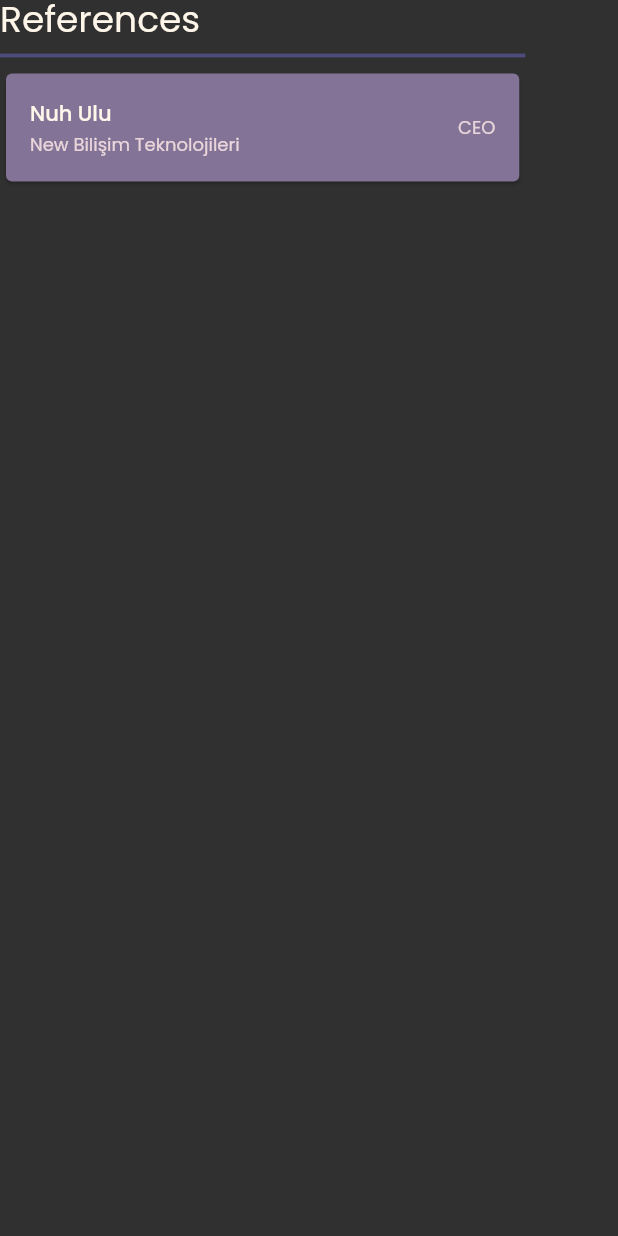
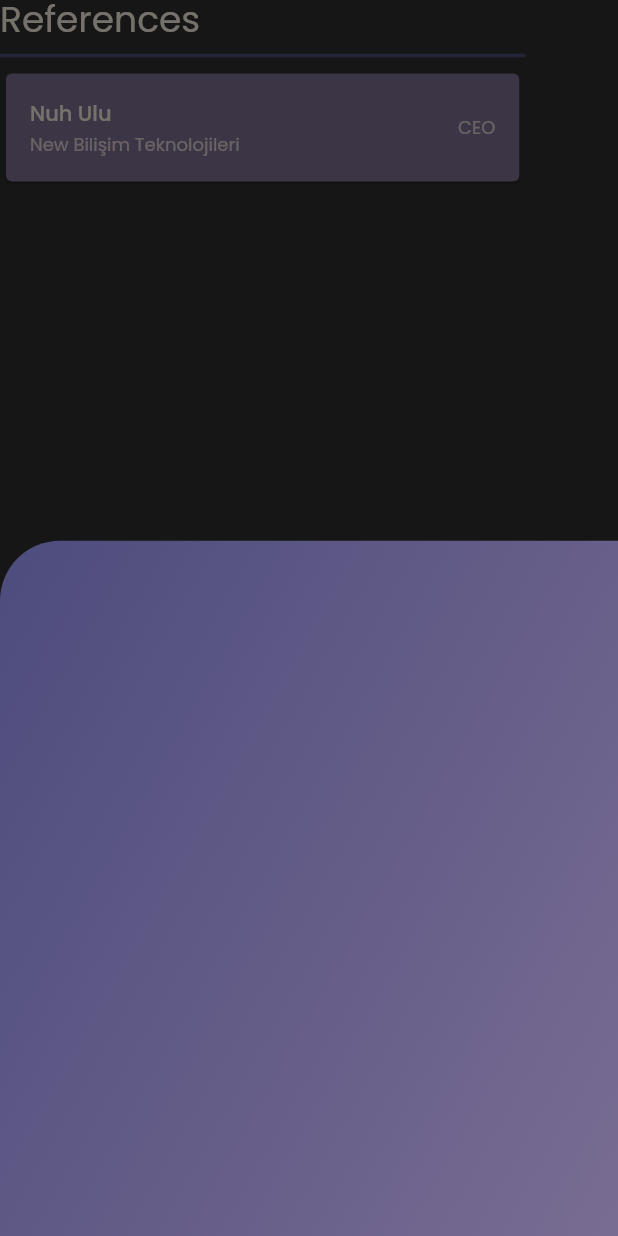
Before and after one commit to aekaba/Portfolio-App, a Flutter app: the MyReferencesView widget shown alone on an empty page, opened directly, after a tap on "Nuh Ulu", on a phone screen of 412 x 824 dp. Run offline on Flutter 3.47's test engine with Material 2 defaults, Android fonts, the phone set to English and light mode, and no system bars; our stand-ins replace google_fonts.

Commit message:
References modal bottom sheet extention

```diff
--- a/lib/features/home/widgets/education_view.dart
+++ b/lib/features/home/widgets/education_view.dart
@@ -12,7 +12,7 @@ class EducationView extends StatelessWidget {
   Widget build(BuildContext context) {
     return SizedBox(
       width: MediaQuery.of(context).size.width * .85,
-      height: MediaQuery.of(context).size.height * .3,
+      height: MediaQuery.of(context).size.height * .25,
       child: Column(
         crossAxisAlignment: CrossAxisAlignment.start,
         mainAxisAlignment: MainAxisAlignment.start,
--- a/lib/features/home/widgets/references_view.dart
+++ b/lib/features/home/widgets/references_view.dart
@@ -12,7 +12,7 @@ class MyReferencesView extends StatelessWidget {
   Widget build(BuildContext context) {
     return SizedBox(
       width: MediaQuery.of(context).size.width * .85,
-      height: MediaQuery.of(context).size.height * .2,
+      height: MediaQuery.of(context).size.height * .15,
       child: Column(
         crossAxisAlignment: CrossAxisAlignment.start,
         children: [
@@ -31,7 +31,8 @@ class MyReferencesView extends StatelessWidget {
               itemCount: myReferences.length,
               itemBuilder: (BuildContext context, int index) {
                 return InkWell(
-                  onTap: (() => print(myReferences[index].referenceTelephone)),
+                  onTap: (() =>
+                      showRefernceSheet(myReferences[index], context)),
                   child: Card(
                       color: MyColor.mediumSoft,
                       child: ListTile(
@@ -66,3 +67,25 @@ class MyReferencesView extends StatelessWidget {
     );
   }
 }
+
+showRefernceSheet(References myReferenc, BuildContext context) {
+  showModalBottomSheet(
+    backgroundColor: Colors.transparent,
+    context: context,
+    builder: (BuildContext context) {
+      return Container(
+        height: MediaQuery.of(context).size.height * .6,
+        decoration: const BoxDecoration(
+          gradient: LinearGradient(
+            begin: Alignment.topLeft,
+            end: Alignment(2, 0.5),
+            colors: [MyColor.mediumDark, MyColor.mediumSoft],
+          ),
+          borderRadius: BorderRadius.only(
+            topLeft: Radius.circular(40),
+          ),
+        ),
+      );
+    },
+  );
+}
--- a/lib/features/home/widgets/workhistory_view.dart
+++ b/lib/features/home/widgets/workhistory_view.dart
@@ -12,7 +12,7 @@ class WorkHistoryView extends StatelessWidget {
   Widget build(BuildContext context) {
     return SizedBox(
       width: MediaQuery.of(context).size.width * .85,
-      height: MediaQuery.of(context).size.height * .2,
+      height: MediaQuery.of(context).size.height * .15,
       child: Column(
         crossAxisAlignment: CrossAxisAlignment.start,
         children: [
```
Also changed, not shown: lib/features/home/view/home.dart (+1 -1 lines).
